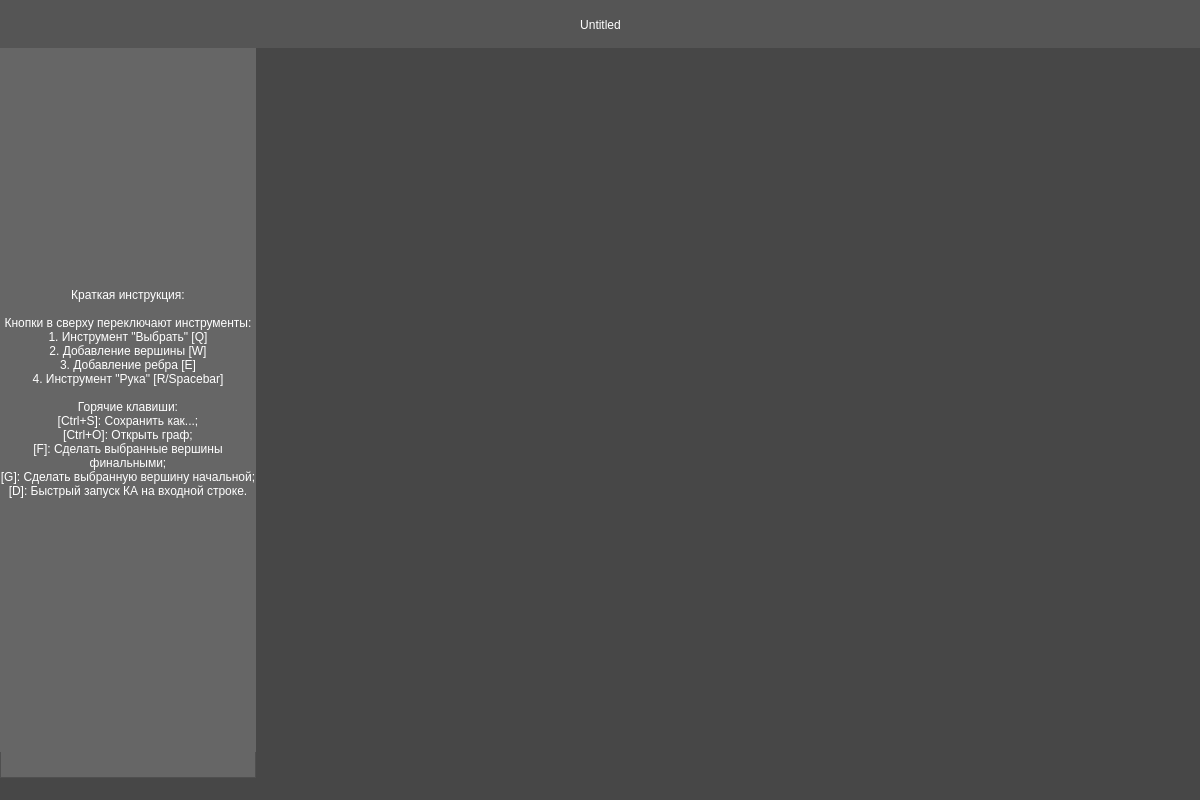
Old version of the form res/ui/sandboxwindow.ui in the repository kaizxr/cafl.
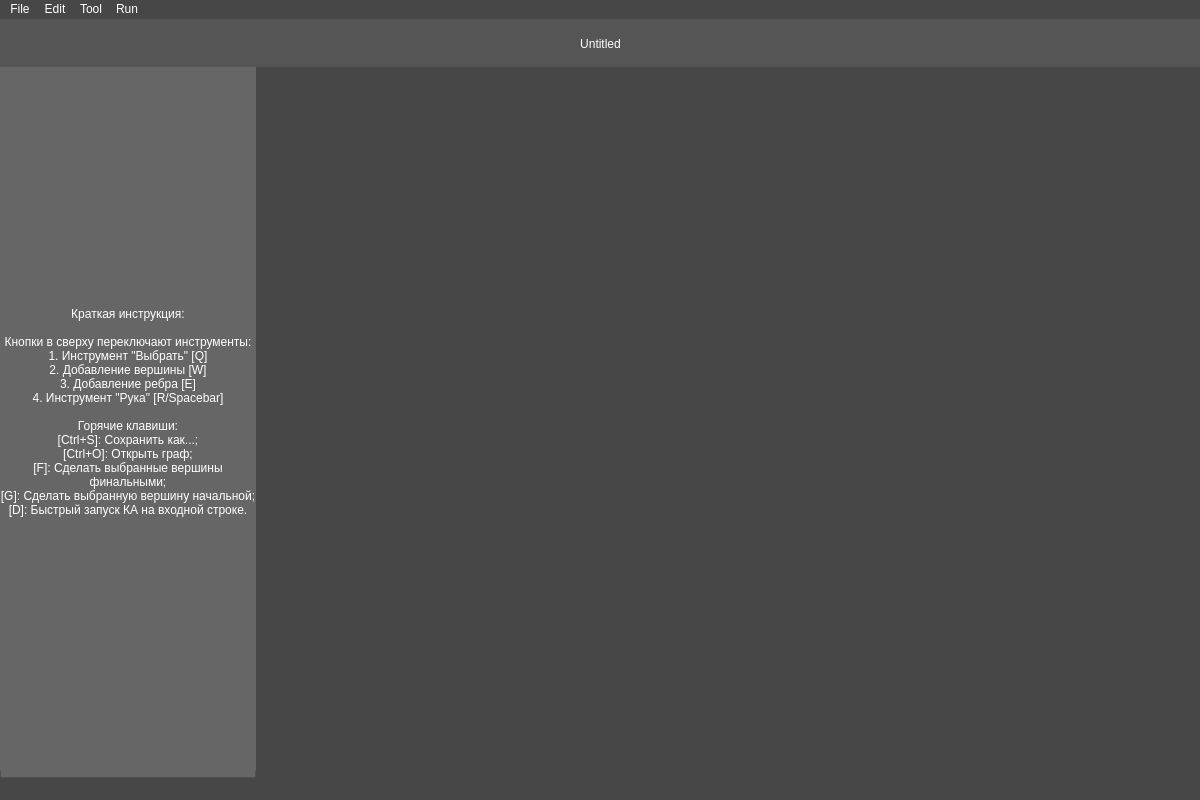
New version of the form.

What changed in the file:
```diff
--- a/res/ui/sandboxwindow.ui
+++ b/res/ui/sandboxwindow.ui
@@ -241,7 +241,54 @@
    </layout>
   </widget>
   <widget class="QStatusBar" name="statusbar"/>
-  <action name="actionNewFile">
+  <widget class="QMenuBar" name="menuBar">
+   <property name="geometry">
+    <rect>
+     <x>0</x>
+     <y>0</y>
+     <width>1200</width>
+     <height>21</height>
+    </rect>
+   </property>
+   <widget class="QMenu" name="menuFile">
+    <property name="title">
+     <string>File</string>
+    </property>
+    <addaction name="actionNewProject"/>
+    <addaction name="actionOpenProject"/>
+    <addaction name="separator"/>
+    <addaction name="actionSaveAs"/>
+    <addaction name="separator"/>
+    <addaction name="actionExit"/>
+   </widget>
+   <widget class="QMenu" name="menuEdit">
+    <property name="title">
+     <string>Edit</string>
+    </property>
+    <addaction name="actionSelectAll"/>
+   </widget>
+   <widget class="QMenu" name="menuTool">
+    <property name="title">
+     <string>Tool</string>
+    </property>
+    <addaction name="actionSelect"/>
+    <addaction name="actionNode"/>
+    <addaction name="actionEdge"/>
+    <addaction name="actionHand"/>
+   </widget>
+   <widget class="QMenu" name="menuRun">
+    <property name="title">
+     <string>Run</string>
+    </property>
+    <addaction name="actionOneInput"/>
+    <addaction name="actionMultipleInput"/>
+   </widget>
+   <addaction name="menuFile"/>
+   <addaction name="menuEdit"/>
+   <addaction name="menuTool"/>
+   <addaction name="menuRun"/>
+  </widget>
+  <action name="actionOneInput">
    <property name="text">
     <string>New File</string>
    </property>
```
Left out of the diff: 73 changed lines with no effect on the pictures.
